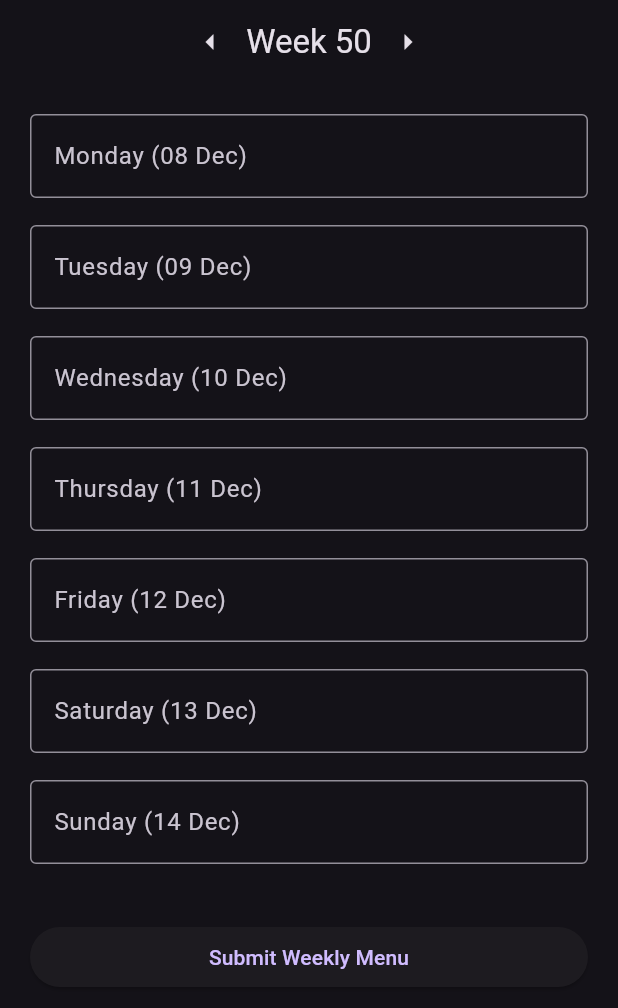
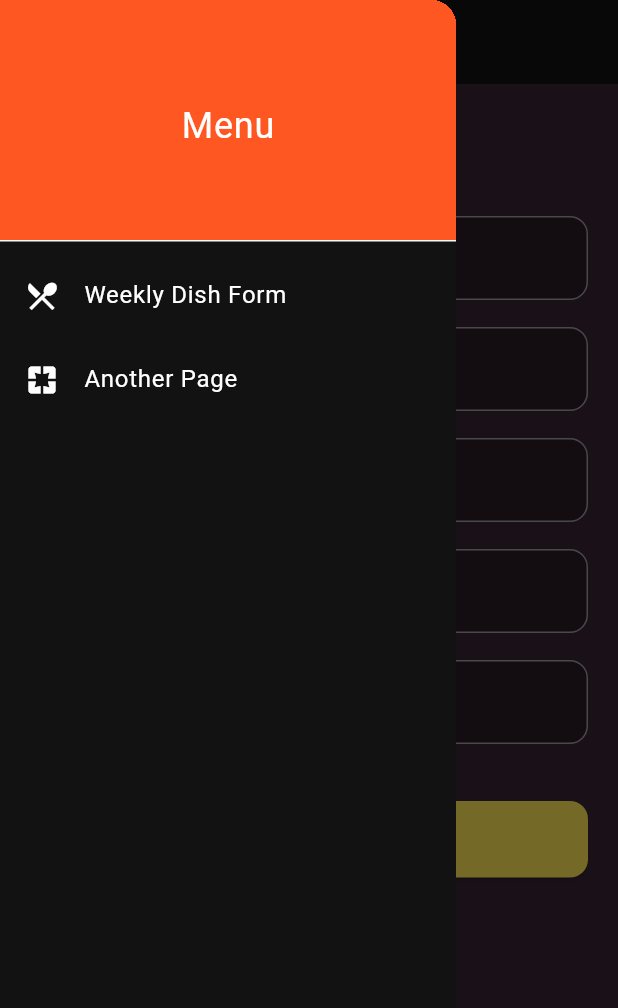
Before and after one commit to ksvedal/simple-kantine-app, a Flutter app: the screen it shows after launch, with the side drawer open (before the commit the screen has no drawer), on a phone screen of 412 x 824 dp. Shown: the top 1008 px of the screen. Run offline on Flutter 3.47's test engine with Material 3 defaults, Android fonts, the phone set to English and light mode, and no system bars.

Commit message:
made two page app.

```diff
--- a/frontend/kantinao/lib/main.dart
+++ b/frontend/kantinao/lib/main.dart
@@ -1,5 +1,8 @@
 import 'package:flutter/material.dart';
-import 'package:intl/intl.dart';
+import 'themes.dart';
+import 'pages/weekly_dish_form.dart';
+import 'pages/another_page.dart';
+import 'widgets/app_drawer.dart';
 
 void main() {
   runApp(const MainApp());
@@ -11,153 +14,41 @@ class MainApp extends StatelessWidget {
   @override
   Widget build(BuildContext context) {
     return MaterialApp(
-      themeMode: ThemeMode.dark,
-      darkTheme: ThemeData.dark(),
-      home: const WeeklyDishForm(),
+      theme: lightTheme,
+      darkTheme: darkTheme,
+      themeMode: ThemeMode.dark, // Change to ThemeMode.light if needed
+      home: const HomePage(),
     );
   }
 }
 
-class WeeklyDishForm extends StatefulWidget {
-  const WeeklyDishForm({super.key});
+class HomePage extends StatefulWidget {
+  const HomePage({super.key});
 
   @override
-  State<WeeklyDishForm> createState() => _WeeklyDishFormState();
+  State<HomePage> createState() => _HomePageState();
 }
 
-class _WeeklyDishFormState extends State<WeeklyDishForm> {
-  final List<String> _days = [
-    "Monday",
-    "Tuesday",
-    "Wednesday",
-    "Thursday",
-    "Friday",
-    "Saturday",
-    "Sunday"
-  ];
+class _HomePageState extends State<HomePage> {
+  Widget _currentPage = const WeeklyDishForm();
 
-  late DateTime _currentWeekStart;
-
-  final List<TextEditingController> _controllers = [];
-  final List<FocusNode> _focusNodes = [];
-
-  @override
-  void initState() {
-    super.initState();
-    _initWeekStart();
-
-    for (int i = 0; i < 7; i++) {
-      _controllers.add(TextEditingController());
-      _focusNodes.add(FocusNode());
-    }
-  }
-
-  void _initWeekStart() {
-    final now = DateTime.now();
-    final weekday = now.weekday; // Monday = 1, Sunday = 7
-    _currentWeekStart = now.subtract(Duration(days: weekday - 1));
-  }
-
-  @override
-  void dispose() {
-    for (var c in _controllers) {
-      c.dispose();
-    }
-    for (var f in _focusNodes) {
-      f.dispose();
-    }
-    super.dispose();
-  }
-
-  int _weekNumber(DateTime date) {
-    return int.parse(DateFormat("w").format(date));
-  }
-
-  void _nextWeek() {
+  void _selectPage(Widget page) {
     setState(() {
-      _currentWeekStart = _currentWeekStart.add(const Duration(days: 7));
+      _currentPage = page;
     });
-  }
-
-  void _previousWeek() {
-    setState(() {
-      _currentWeekStart = _currentWeekStart.subtract(const Duration(days: 7));
-    });
-  }
-
-  void _submitAll() {
-    final data = {
-      for (int i = 0; i < 7; i++) _days[i]: _controllers[i].text
-    };
-
-    // TODO: send to backend or save
-
-    ScaffoldMessenger.of(context).showSnackBar(
-      const SnackBar(content: Text("Weekly menu submitted")),
-    );
+    Navigator.pop(context); // Close drawer
   }
 
   @override
   Widget build(BuildContext context) {
-final weekNum = getIsoWeekNumber(_currentWeekStart);
     return Scaffold(
       appBar: AppBar(
-        title: Row(
-          mainAxisAlignment: MainAxisAlignment.center,
-          children: [
-            IconButton(
-              icon: const Icon(Icons.arrow_left),
-              onPressed: _previousWeek,
-            ),
-            Text("Week $weekNum"),
-            IconButton(
-              icon: const Icon(Icons.arrow_right),
-              onPressed: _nextWeek,
-            ),
-          ],
-        ),
-        centerTitle: true,
+        title: const Text("Kantinao"),
       ),
-      body: Padding(
-        padding: const EdgeInsets.all(20),
-        child: ListView(
-          children: [
-            for (int i = 0; i < 7; i++)
-              Padding(
-                padding: const EdgeInsets.only(bottom: 18),
-                child: TextField(
-                  controller: _controllers[i],
-                  focusNode: _focusNodes[i],
-                  textInputAction: TextInputAction.done,
-                  decoration: InputDecoration(
-                    labelText: "${_days[i]} (${DateFormat('dd MMM').format(_currentWeekStart.add(Duration(days: i)))})",
-                    border: const OutlineInputBorder(),
-                  ),
-                  onSubmitted: (_) {
-                    if (i < 6) {
-                      FocusScope.of(context).requestFocus(_focusNodes[i + 1]);
-                    } else {
-                      _focusNodes[i].unfocus();
-                    }
-                  },
-                ),
-              ),
-            const SizedBox(height: 20),
-            ElevatedButton(
-              onPressed: _submitAll,
-              child: const Text("Submit Weekly Menu"),
-            ),
-          ],
-        ),
+      drawer: AppDrawer(
+        onSelectPage: _selectPage,
       ),
+      body: _currentPage,
     );
   }
 }
-
-int getIsoWeekNumber(DateTime date) {
-  // Adjust to Thursday in the same week
-  final thursday = date.add(Duration(days: 4 - (date.weekday % 7)));
-  final firstJan = DateTime(thursday.year, 1, 1);
-  final diff = thursday.difference(firstJan).inDays;
-  return ((diff / 7).floor() + 1);
-}
--- /dev/null
+++ b/frontend/kantinao/lib/pages/another_page.dart
@@ -0,0 +1,12 @@
+import 'package:flutter/material.dart';
+
+class AnotherPage extends StatelessWidget {
+  const AnotherPage({super.key});
+
+  @override
+  Widget build(BuildContext context) {
+    return const Center(
+      child: Text("This is another page"),
+    );
+  }
+}
--- /dev/null
+++ b/frontend/kantinao/lib/pages/weekly_dish_form.dart
@@ -0,0 +1,118 @@
+import 'package:flutter/material.dart';
+import 'package:intl/intl.dart';
+
+class WeeklyDishForm extends StatefulWidget {
+  const WeeklyDishForm({super.key});
+
+  @override
+  State<WeeklyDishForm> createState() => _WeeklyDishFormState();
+}
+
+class _WeeklyDishFormState extends State<WeeklyDishForm> {
+  final List<String> _days = ["Monday", "Tuesday", "Wednesday", "Thursday", "Friday"];
+  late DateTime _currentWeekStart;
+  final List<TextEditingController> _controllers = [];
+  final List<FocusNode> _focusNodes = [];
+
+  @override
+  void initState() {
+    super.initState();
+    _initWeekStart();
+    for (int i = 0; i < 7; i++) {
+      _controllers.add(TextEditingController());
+      _focusNodes.add(FocusNode());
+    }
+  }
+
+  void _initWeekStart() {
+    final now = DateTime.now();
+    _currentWeekStart = now.subtract(Duration(days: now.weekday - 1));
+  }
+
+  @override
+  void dispose() {
+    for (var c in _controllers) c.dispose();
+    for (var f in _focusNodes) f.dispose();
+    super.dispose();
+  }
+
+  void _nextWeek() => setState(() => _currentWeekStart = _currentWeekStart.add(const Duration(days: 7)));
+  void _previousWeek() => setState(() => _currentWeekStart = _currentWeekStart.subtract(const Duration(days: 7)));
+
+  void _submitAll() {
+    final data = {for (int i = 0; i < 5; i++) _days[i]: _controllers[i].text};
+    ScaffoldMessenger.of(context).showSnackBar(
+      SnackBar(
+        content: const Text("Weekly menu submitted"),
+        behavior: SnackBarBehavior.floating,
+        shape: RoundedRectangleBorder(borderRadius: BorderRadius.circular(12)),
+        backgroundColor: Theme.of(context).colorScheme.primary,
+      ),
+    );
+  }
+
+  @override
+  Widget build(BuildContext context) {
+    final weekNum = getIsoWeekNumber(_currentWeekStart);
+
+    return Center(
+      child: ConstrainedBox(
+        constraints: const BoxConstraints(maxWidth: 600),
+        child: Padding(
+          padding: const EdgeInsets.all(20),
+          child: ListView(
+            children: [
+              Row(
+                mainAxisAlignment: MainAxisAlignment.center,
+                children: [
+                  IconButton(iconSize: 32, icon: const Icon(Icons.arrow_left), onPressed: _previousWeek),
+                  Padding(
+                    padding: const EdgeInsets.symmetric(horizontal: 12),
+                    child: Text("Week $weekNum", style: const TextStyle(fontSize: 20, fontWeight: FontWeight.bold)),
+                  ),
+                  IconButton(iconSize: 32, icon: const Icon(Icons.arrow_right), onPressed: _nextWeek),
+                ],
+              ),
+              const SizedBox(height: 20),
+              for (int i = 0; i < 5; i++)
+                Padding(
+                  padding: const EdgeInsets.only(bottom: 18),
+                  child: TextField(
+                    controller: _controllers[i],
+                    focusNode: _focusNodes[i],
+                    textInputAction: TextInputAction.done,
+                    decoration: InputDecoration(
+                      labelText:
+                          "${_days[i]} (${DateFormat('dd MMM').format(_currentWeekStart.add(Duration(days: i)))})",
+                      border: OutlineInputBorder(borderRadius: BorderRadius.circular(12)),
+                      filled: true,
+                      fillColor: Theme.of(context).inputDecorationTheme.fillColor,
+                    ),
+                    onSubmitted: (_) {
+                      if (i < 6) FocusScope.of(context).requestFocus(_focusNodes[i + 1]);
+                      else _focusNodes[i].unfocus();
+                    },
+                  ),
+                ),
+              const SizedBox(height: 20),
+              SizedBox(
+                width: double.infinity,
+                child: ElevatedButton(
+                  onPressed: _submitAll,
+                  child: const Text("Submit Weekly Menu"),
+                ),
+              ),
+            ],
+          ),
+        ),
+      ),
+    );
+  }
+}
+
+int getIsoWeekNumber(DateTime date) {
+  final thursday = date.add(Duration(days: 4 - (date.weekday % 7)));
+  final firstJan = DateTime(thursday.year, 1, 1);
+  final diff = thursday.difference(firstJan).inDays;
+  return ((diff / 7).floor() + 1);
+}
--- /dev/null
+++ b/frontend/kantinao/lib/themes.dart
@@ -0,0 +1,69 @@
+import 'package:flutter/material.dart';
+
+// --- Light Theme ---
+final ThemeData lightTheme = ThemeData(
+  brightness: Brightness.light,
+  primaryColor: Colors.deepOrange,
+  colorScheme: ColorScheme.light(
+    primary: Colors.deepOrange,
+    secondary: Colors.teal,
+  ),
+  inputDecorationTheme: const InputDecorationTheme(
+    border: OutlineInputBorder(),
+    filled: true,
+    fillColor: Color(0xFFF5F5F5),
+  ),
+  elevatedButtonTheme: ElevatedButtonThemeData(
+    style: ElevatedButton.styleFrom(
+      backgroundColor: Colors.deepOrange,
+      padding: const EdgeInsets.symmetric(vertical: 16),
+      shape: const RoundedRectangleBorder(
+        borderRadius: BorderRadius.all(Radius.circular(12)),
+      ),
+      textStyle: const TextStyle(fontSize: 16, fontWeight: FontWeight.bold),
+    ),
+  ),
+);
+
+// --- Dark Theme ---
+final ThemeData darkTheme = ThemeData.dark().copyWith(
+  primaryColor: const Color.fromARGB(255, 255, 238, 212),
+  scaffoldBackgroundColor: const Color.fromARGB(255, 56, 37, 52),
+  colorScheme: const ColorScheme.dark(
+    primary: Color.fromARGB(255, 42, 28, 39),
+    secondary: Colors.orangeAccent,
+  ),
+  inputDecorationTheme: InputDecorationTheme(
+    filled: true,
+    fillColor: const Color.fromARGB(255, 42, 28, 39),
+    border: OutlineInputBorder(
+      borderRadius: BorderRadius.circular(12),
+      borderSide: const BorderSide(color: Colors.grey),
+    ),
+    enabledBorder: OutlineInputBorder(
+      borderRadius: BorderRadius.circular(12),
+      borderSide: const BorderSide(color: Colors.grey),
+    ),
+    focusedBorder: OutlineInputBorder(
+      borderRadius: BorderRadius.circular(12),
+      borderSide: const BorderSide(
+        color: Color.fromARGB(255, 254, 229, 86),
+        width: 2,
+      ),
+    ),
+    floatingLabelStyle: const TextStyle(
+      color: Color.fromARGB(255, 254, 229, 86),
+      fontWeight: FontWeight.bold,
+    ),
+  ),
+  elevatedButtonTheme: ElevatedButtonThemeData(
+    style: ElevatedButton.styleFrom(
+      backgroundColor: const Color.fromARGB(255, 254, 229, 86),
+      padding: const EdgeInsets.symmetric(vertical: 16),
+      shape: const RoundedRectangleBorder(
+        borderRadius: BorderRadius.all(Radius.circular(12)),
+      ),
+      textStyle: const TextStyle(fontSize: 16, fontWeight: FontWeight.bold),
+    ),
+  ),
+);
--- /dev/null
+++ b/frontend/kantinao/lib/widgets/app_drawer.dart
@@ -0,0 +1,35 @@
+import 'package:flutter/material.dart';
+import '../pages/weekly_dish_form.dart';
+import '../pages/another_page.dart';
+
+class AppDrawer extends StatelessWidget {
+  final void Function(Widget) onSelectPage;
+
+  const AppDrawer({super.key, required this.onSelectPage});
+
+  @override
+  Widget build(BuildContext context) {
+    return Drawer(
+      child: ListView(
+        children: [
+          const DrawerHeader(
+            decoration: BoxDecoration(color: Colors.deepOrange),
+            child: Center(
+              child: Text("Menu", style: TextStyle(fontSize: 24, color: Colors.white)),
+            ),
+          ),
+          ListTile(
+            leading: const Icon(Icons.restaurant_menu),
+            title: const Text("Weekly Dish Form"),
+            onTap: () => onSelectPage(const WeeklyDishForm()),
+          ),
+          ListTile(
+            leading: const Icon(Icons.pages),
+            title: const Text("Another Page"),
+            onTap: () => onSelectPage(const AnotherPage()),
+          ),
+        ],
+      ),
+    );
+  }
+}
```
